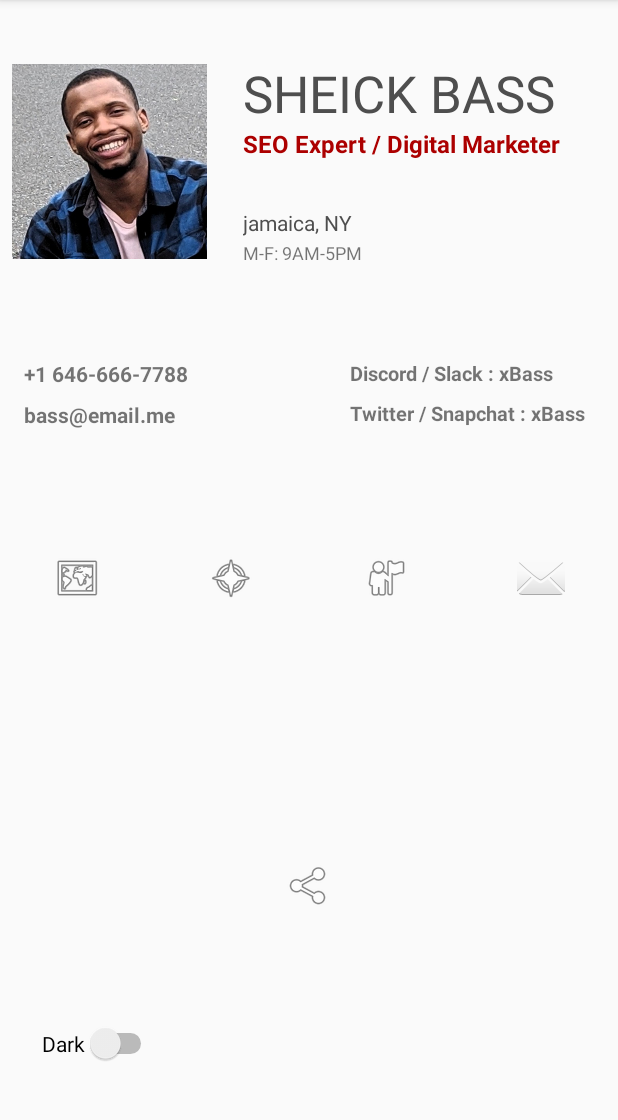
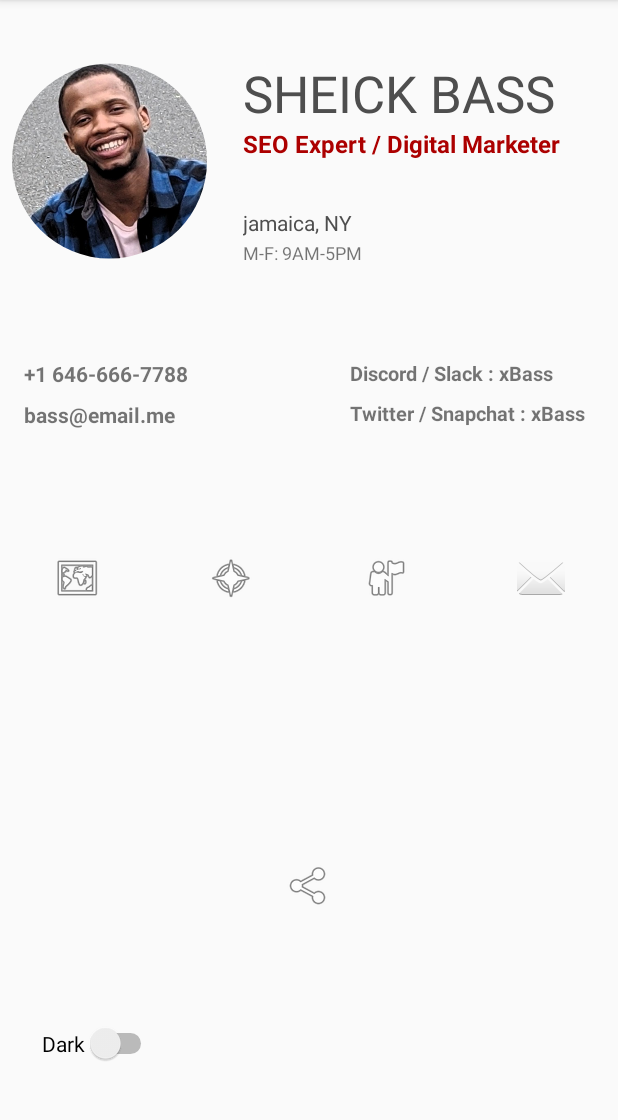
Before and after one commit to kocheick/RW-Android-Bootcamp, an Android app: the screen it shows after launch (MainActivity), on a phone screen of 412 x 824 dp, the part 84-1204 px from its top. Run offline under Robolectric (Android 15) with nearby library versions, the phone set to English and light mode, and no system bars; our stand-ins replace CircleImageView.

Commit message:
circular photo view, instead of square

```diff
--- a/Week3/CardApp/app/src/main/res/layout-land/activity_main.xml
+++ b/Week3/CardApp/app/src/main/res/layout-land/activity_main.xml
@@ -17,7 +17,7 @@
         app:layout_constraintBottom_toTopOf="@id/contactGroup"
         app:layout_constraintTop_toTopOf="parent">
 
-        <ImageView
+        <de.hdodenhof.circleimageview.CircleImageView
             android:id="@+id/profilPhotoView"
             android:layout_width="350px"
             android:layout_height="350px"
@@ -25,7 +25,7 @@
             android:layout_marginTop="16dp"
             app:layout_constraintStart_toStartOf="parent"
             app:layout_constraintTop_toTopOf="parent"
-            app:srcCompat="@drawable/image" />
+            android:src="@drawable/profil_image" />
 
         <TextView
             android:id="@+id/job"
--- a/Week3/CardApp/app/src/main/res/layout/activity_main.xml
+++ b/Week3/CardApp/app/src/main/res/layout/activity_main.xml
@@ -16,7 +16,7 @@
         app:layout_constraintBottom_toTopOf="@id/contactGroup"
         app:layout_constraintTop_toTopOf="parent">
 
-        <ImageView
+        <de.hdodenhof.circleimageview.CircleImageView
             android:id="@+id/profilPhotoView"
             android:layout_width="130dp"
             android:layout_height="136dp"
```
